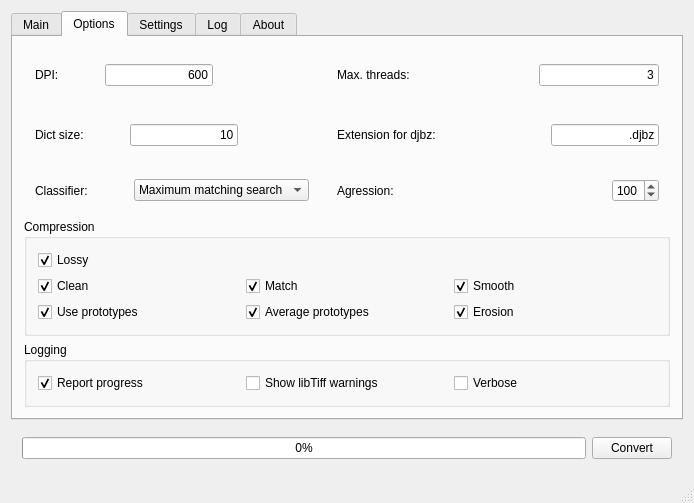
Above: mainwindow.ui from trufanov-nok/minidjvu-mod-gui before the change. Below: the same form after it.
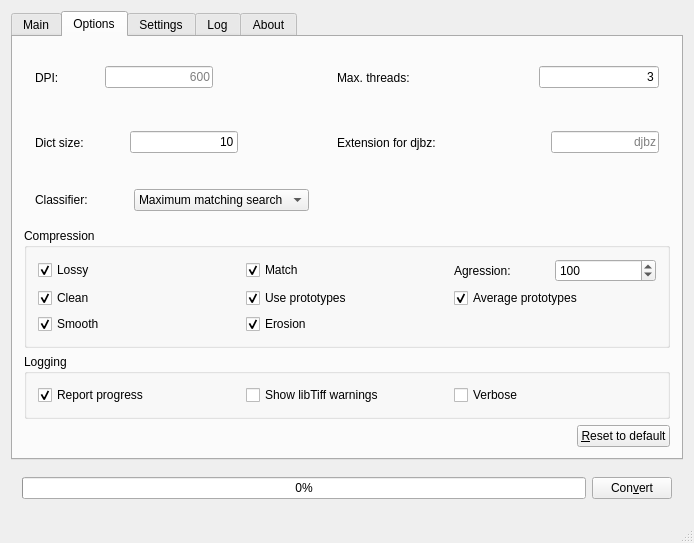
That is the form after the change. The open tabs and pages were chosen to show the change.

The edit to the form file:
```diff
--- a/mainwindow.ui
+++ b/mainwindow.ui
@@ -7,7 +7,7 @@
     <x>0</x>
     <y>0</y>
     <width>694</width>
-    <height>503</height>
+    <height>543</height>
    </rect>
   </property>
   <property name="windowTitle">
@@ -181,7 +181,7 @@
               </sizepolicy>
              </property>
              <property name="text">
-              <string>600</string>
+              <string/>
              </property>
              <property name="alignment">
               <set>Qt::AlignRight|Qt::AlignTrailing|Qt::AlignVCenter</set>
@@ -307,13 +307,13 @@
            <item>
             <widget class="QLineEdit" name="edExt">
              <property name="text">
-              <string>.djbz</string>
+              <string/>
              </property>
              <property name="alignment">
               <set>Qt::AlignRight|Qt::AlignTrailing|Qt::AlignVCenter</set>
              </property>
              <property name="placeholderText">
-              <string>.djbz</string>
+              <string>djbz</string>
              </property>
             </widget>
            </item>
@@ -377,43 +377,7 @@
           </layout>
          </widget>
         </item>
-        <item row="2" column="1">
-         <widget class="QWidget" name="widget_4" native="true">
-          <layout class="QHBoxLayout" name="horizontalLayout_5">
-           <item>
-            <widget class="QLabel" name="label_2">
-             <property name="text">
-              <string>Agression:</string>
-             </property>
-            </widget>
-           </item>
-           <item>
-            <spacer name="horizontalSpacer_8">
-             <property name="orientation">
-              <enum>Qt::Horizontal</enum>
-             </property>
-             <property name="sizeHint" stdset="0">
-              <size>
-               <width>40</width>
-               <height>20</height>
-              </size>
-             </property>
-            </spacer>
-           </item>
-           <item>
-            <widget class="QSpinBox" name="sbAgression">
-             <property name="maximum">
-              <number>200</number>
-             </property>
-             <property name="value">
-              <number>100</number>
-             </property>
-            </widget>
-           </item>
-          </layout>
-         </widget>
-        </item>
-        <item row="3" column="0" colspan="2">
+        <item row="4" column="0" colspan="2">
          <widget class="QGroupBox" name="gbCompression">
           <property name="title">
            <string>Compression</string>
@@ -432,7 +396,7 @@
              </property>
             </widget>
            </item>
-           <item row="1" column="1">
+           <item row="0" column="1">
             <widget class="QCheckBox" name="cbMatch">
              <property name="text">
               <string>Match</string>
@@ -442,17 +406,74 @@
              </property>
             </widget>
            </item>
+           <item row="0" column="0">
+            <widget class="QCheckBox" name="cbLossy">
+             <property name="toolTip">
+              <string>&lt;html&gt;&lt;head/&gt;&lt;body&gt;&lt;p&gt;Turn on all lossy options. Is equivalent to &lt;span style=&quot; font-weight:600;&quot;&gt;--clean&lt;/span&gt;&lt;span style=&quot; font-weight:600;&quot;&gt;--erosion&lt;/span&gt;&lt;span style=&quot; font-weight:600;&quot;&gt;--match&lt;/span&gt;&lt;span style=&quot; font-weight:600;&quot;&gt;--smooth.&lt;/span&gt;&lt;/p&gt;&lt;/body&gt;&lt;/html&gt;</string>
+             </property>
+             <property name="text">
+              <string>Lossy</string>
+             </property>
+             <property name="checked">
+              <bool>true</bool>
+             </property>
+            </widget>
+           </item>
+           <item row="0" column="2">
+            <widget class="QWidget" name="widget_4" native="true">
+             <layout class="QHBoxLayout" name="horizontalLayout_5">
+              <property name="spacing">
+               <number>0</number>
+              </property>
+              <property name="leftMargin">
+               <number>0</number>
+              </property>
+              <property name="topMargin">
+               <number>0</number>
+              </property>
+              <property name="rightMargin">
+               <number>0</number>
+              </property>
+              <property name="bottomMargin">
+               <number>0</number>
+              </property>
+              <item>
+               <widget class="QLabel" name="label_2">
+                <property name="text">
+                 <string>Agression:</string>
+                </property>
+               </widget>
+              </item>
+              <item>
+               <widget class="QSpinBox" name="sbAgression">
+                <property name="toolTip">
+                 <string>&lt;html&gt;&lt;head/&gt;&lt;body&gt;&lt;p&gt;Sets aggression for pattern matching. The more the aggression, the less the file size, but the more likely substitution errors will occur. The default is 100. Usually you can raise it to about 110 more or less safely. Probably even 200 will work fine, but don't rely on that. &lt;/p&gt;&lt;p&gt;Consistent aggression levels between versions is not guaranteed. The default, however, will always be 100. &lt;/p&gt;&lt;p&gt;This option turns on &lt;span style=&quot; font-weight:600;&quot;&gt;--match&lt;/span&gt; automatically. &lt;/p&gt;&lt;/body&gt;&lt;/html&gt;</string>
+                </property>
+                <property name="maximum">
+                 <number>200</number>
+                </property>
+                <property name="value">
+                 <number>100</number>
+                </property>
+               </widget>
+              </item>
+             </layout>
+            </widget>
+           </item>
            <item row="1" column="2">
-            <widget class="QCheckBox" name="cbSmooth">
+            <widget class="QCheckBox" name="cbAveraging">
+             <property name="toolTip">
+              <string>&lt;html&gt;&lt;head/&gt;&lt;body&gt;&lt;p&gt;Compute &amp;quot;average&amp;quot; representatives for shapes matching a pattern. &lt;/p&gt;&lt;/body&gt;&lt;/html&gt;</string>
+             </property>
              <property name="text">
-              <string>Smooth</string>
+              <string>Average prototypes</string>
              </property>
              <property name="checked">
               <bool>true</bool>
              </property>
             </widget>
            </item>
-           <item row="2" column="0">
+           <item row="1" column="1">
             <widget class="QCheckBox" name="cbProtos">
              <property name="text">
               <string>Use prototypes</string>
@@ -462,7 +483,20 @@
              </property>
             </widget>
            </item>
-           <item row="2" column="2">
+           <item row="3" column="0">
+            <widget class="QCheckBox" name="cbSmooth">
+             <property name="toolTip">
+              <string>&lt;html&gt;&lt;head/&gt;&lt;body&gt;&lt;p&gt;Flip some pixels that appear to be noise. The gain in file size is about 5%. Visually the image is slightly improved, but it's hardly noticeable. &lt;/p&gt;&lt;p&gt;Current filter is dumb and only removes black pixels with at least 3 white neighbors (of 4). You probably won't notice the effects. &lt;/p&gt;&lt;p&gt;This option is turned on by &lt;span style=&quot; font-weight:600;&quot;&gt;--lossy.&lt;/span&gt;&lt;/p&gt;&lt;/body&gt;&lt;/html&gt;</string>
+             </property>
+             <property name="text">
+              <string>Smooth</string>
+             </property>
+             <property name="checked">
+              <bool>true</bool>
+             </property>
+            </widget>
+           </item>
+           <item row="3" column="1">
             <widget class="QCheckBox" name="cbErosion">
              <property name="text">
               <string>Erosion</string>
@@ -472,30 +506,10 @@
              </property>
             </widget>
            </item>
-           <item row="2" column="1">
-            <widget class="QCheckBox" name="cbAveraging">
-             <property name="text">
-              <string>Average prototypes</string>
-             </property>
-             <property name="checked">
-              <bool>true</bool>
-             </property>
-            </widget>
-           </item>
-           <item row="0" column="0">
-            <widget class="QCheckBox" name="cbLossy">
-             <property name="text">
-              <string>Lossy</string>
-             </property>
-             <property name="checked">
-              <bool>true</bool>
-             </property>
-            </widget>
-           </item>
           </layout>
          </widget>
         </item>
-        <item row="4" column="0" colspan="2">
+        <item row="5" column="0" colspan="2">
          <widget class="QGroupBox" name="gbLogging">
           <property name="title">
            <string>Logging</string>
@@ -528,6 +542,53 @@
           </layout>
          </widget>
         </item>
+        <item row="6" column="1">
+         <widget class="QWidget" name="widget_2" native="true">
+          <layout class="QHBoxLayout" name="horizontalLayout_12">
+           <property name="spacing">
+            <number>0</number>
+           </property>
+           <property name="leftMargin">
+            <number>0</number>
+           </property>
+           <property name="topMargin">
+            <number>0</number>
+           </property>
+           <property name="rightMargin">
+            <number>0</number>
+           </property>
+           <property name="bottomMargin">
+            <number>0</number>
+           </property>
+           <item>
+            <spacer name="horizontalSpacer_9">
+             <property name="orientation">
+              <enum>Qt::Horizontal</enum>
+             </property>
+             <property name="sizeHint" stdset="0">
+              <size>
+               <width>40</width>
+               <height>20</height>
+              </size>
+             </property>
+            </spacer>
+           </item>
+           <item>
+            <widget class="QPushButton" name="btnOptReset">
+             <property name="sizePolicy">
+              <sizepolicy hsizetype="Minimum" vsizetype="Fixed">
+               <horstretch>0</horstretch>
+               <verstretch>0</verstretch>
+              </sizepolicy>
+             </property>
+             <property name="text">
+              <string>&amp;Reset to default</string>
+             </property>
+            </widget>
+           </item>
+          </layout>
+         </widget>
+        </item>
        </layout>
       </widget>
       <widget class="QWidget" name="tabSettings">
@@ -712,7 +773,7 @@
        <item>
         <widget class="QPushButton" name="btnConvert">
          <property name="text">
-          <string>Convert</string>
+          <string>Con&amp;vert</string>
          </property>
         </widget>
        </item>
```
Left out of the diff: 67 changed lines with no effect on the pictures.
